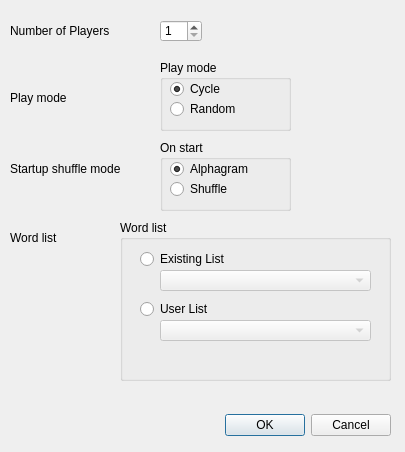
This is aerolith/client/tableCreateForm.ui in domino14/aerolithdesktop as Qt 5 draws it before an edit. The edited form follows.
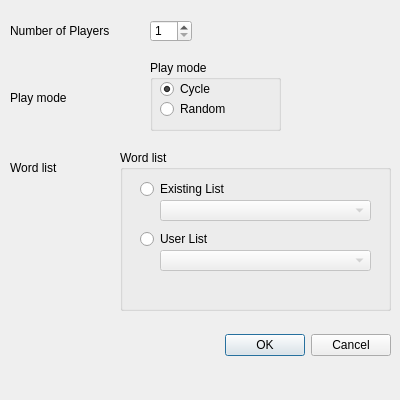
This is the edited form.

```diff
--- a/aerolith/client/tableCreateForm.ui
+++ b/aerolith/client/tableCreateForm.ui
@@ -5,20 +5,20 @@
    <rect>
     <x>0</x>
     <y>0</y>
-    <width>405</width>
-    <height>452</height>
+    <width>400</width>
+    <height>400</height>
    </rect>
   </property>
   <property name="minimumSize" >
    <size>
-    <width>405</width>
-    <height>452</height>
+    <width>400</width>
+    <height>400</height>
    </size>
   </property>
   <property name="maximumSize" >
    <size>
-    <width>405</width>
-    <height>452</height>
+    <width>400</width>
+    <height>400</height>
    </size>
   </property>
   <property name="windowTitle" >
@@ -50,23 +50,10 @@
     <string>Play mode</string>
    </property>
   </widget>
-  <widget class="QLabel" name="label_3" >
-   <property name="geometry" >
-    <rect>
-     <x>10</x>
-     <y>160</y>
-     <width>131</width>
-     <height>17</height>
-    </rect>
-   </property>
-   <property name="text" >
-    <string>Startup shuffle mode</string>
-   </property>
-  </widget>
   <widget class="QSpinBox" name="playersSpinBox" >
    <property name="geometry" >
     <rect>
-     <x>160</x>
+     <x>150</x>
      <y>20</y>
      <width>42</width>
      <height>22</height>
@@ -83,7 +70,7 @@
    <property name="geometry" >
     <rect>
      <x>10</x>
-     <y>230</y>
+     <y>160</y>
      <width>91</width>
      <height>16</height>
     </rect>
@@ -96,7 +83,7 @@
    <property name="geometry" >
     <rect>
      <x>120</x>
-     <y>220</y>
+     <y>150</y>
      <width>271</width>
      <height>161</height>
     </rect>
@@ -161,7 +148,7 @@
    <property name="geometry" >
     <rect>
      <x>140</x>
-     <y>410</y>
+     <y>330</y>
      <width>251</width>
      <height>31</height>
     </rect>
@@ -173,52 +160,10 @@
     <set>QDialogButtonBox::Cancel|QDialogButtonBox::NoButton|QDialogButtonBox::Ok</set>
    </property>
   </widget>
-  <widget class="QGroupBox" name="groupBox_2" >
-   <property name="geometry" >
-    <rect>
-     <x>160</x>
-     <y>140</y>
-     <width>131</width>
-     <height>71</height>
-    </rect>
-   </property>
-   <property name="title" >
-    <string>On start</string>
-   </property>
-   <widget class="QRadioButton" name="alphagramRbo" >
-    <property name="geometry" >
-     <rect>
-      <x>10</x>
-      <y>20</y>
-      <width>91</width>
-      <height>18</height>
-     </rect>
-    </property>
-    <property name="text" >
-     <string>Alphagram</string>
-    </property>
-    <property name="checked" >
-     <bool>true</bool>
-    </property>
-   </widget>
-   <widget class="QRadioButton" name="shuffleRbo" >
-    <property name="geometry" >
-     <rect>
-      <x>10</x>
-      <y>40</y>
-      <width>83</width>
-      <height>18</height>
-     </rect>
-    </property>
-    <property name="text" >
-     <string>Shuffle</string>
-    </property>
-   </widget>
-  </widget>
   <widget class="QGroupBox" name="groupBox" >
    <property name="geometry" >
     <rect>
-     <x>160</x>
+     <x>150</x>
      <y>60</y>
      <width>131</width>
      <height>71</height>
```
